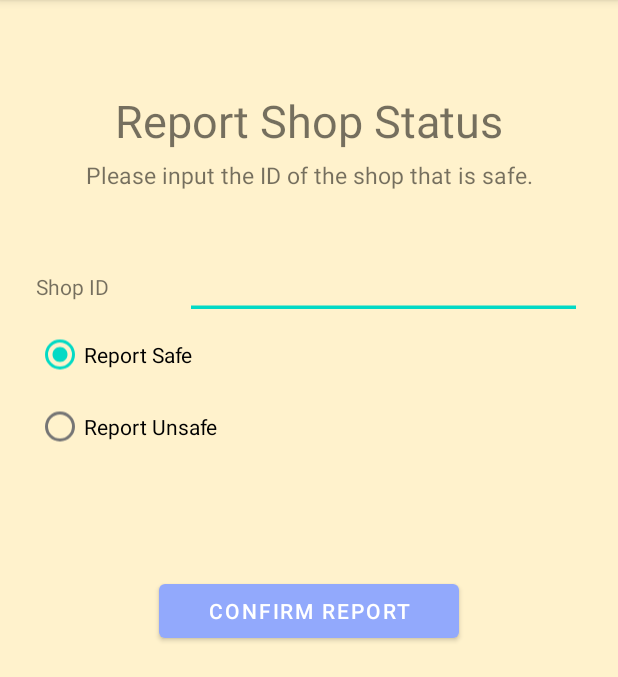
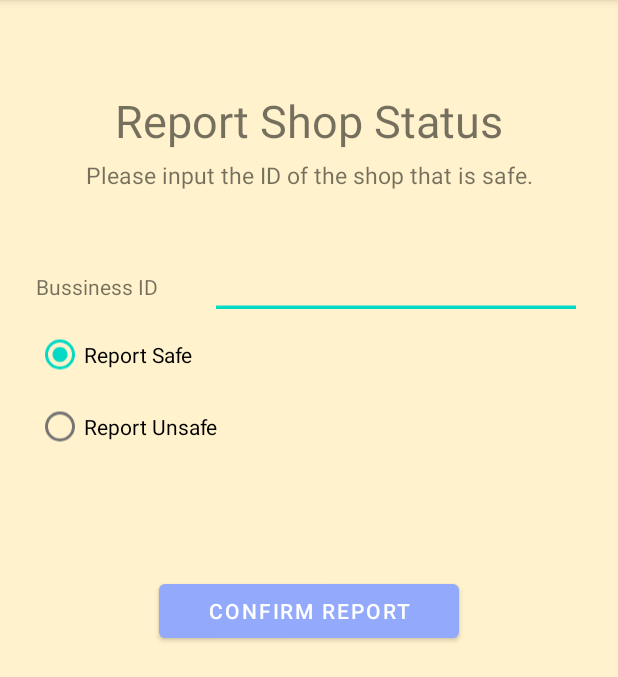
Before and after one commit to jessicahuang523/BackHomeSafe, an Android app: the ReportShopStatusActivity screen opened directly, with no data from a screen before it, on a phone screen of 412 x 824 dp, the part 84-761 px from its top. Run offline under Robolectric (Android 15) with nearby library versions, the phone set to English and light mode, and no system bars; libraries missing offline, so code that uses them is left out: com.vishnusivadas.advanced_httpurlconnection.

Commit message:
change shop id text to business id

```diff
--- a/finalprojectv3/app/src/main/res/layout/activity_report_shop_status.xml
+++ b/finalprojectv3/app/src/main/res/layout/activity_report_shop_status.xml
@@ -51,7 +51,7 @@
                     android:layout_width="wrap_content"
                     android:layout_height="wrap_content"
                     android:layout_weight="1"
-                    android:text="Shop ID" />
+                    android:text="Bussiness ID" />
 
                 <EditText
                     android:id="@+id/shop_id_input_name"
```
